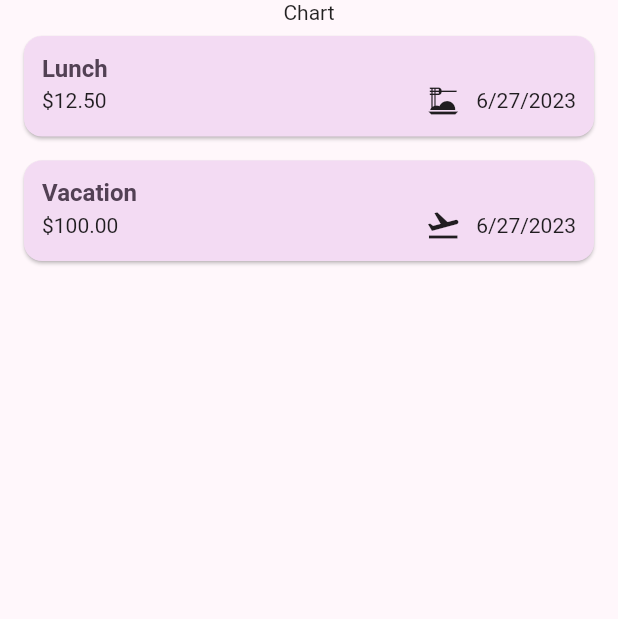
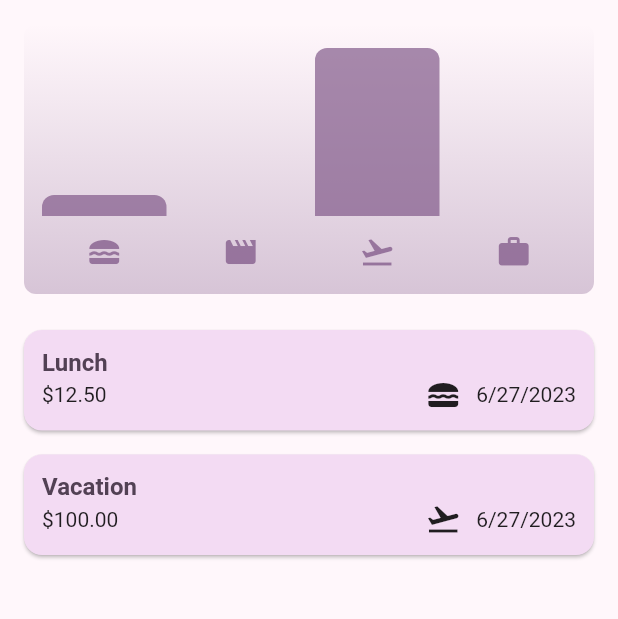
Before and after one commit to khwoat/flutter_course-expense_tracker_app, a Flutter app: the screen it shows after launch, on a phone screen of 412 x 824 dp, the part 84-703 px from its top. Run offline on Flutter 3.47's test engine with Material 2 defaults, Android fonts, the phone set to English and light mode, and no system bars.

Commit message:
Add darktheme and chart

```diff
--- a/lib/main.dart
+++ b/lib/main.dart
@@ -1,7 +1,12 @@
-import 'package:expense_tracker_app/pages/dashboard/dashboard_page.dart';
+import 'package:expense_tracker_app/widgets/dashboard_page.dart';
 import 'package:flutter/material.dart';
 
 final kColorScheme = ColorScheme.fromSeed(
+  seedColor: const Color.fromARGB(255, 160, 49, 193),
+);
+
+final kDarkColorScheme = ColorScheme.fromSeed(
+  brightness: Brightness.dark,
   seedColor: const Color.fromARGB(255, 160, 49, 193),
 );
 
@@ -48,6 +53,32 @@ class ExpenseTrackerApp extends StatelessWidget {
               ),
             ),
       ),
+      darkTheme: ThemeData.dark().copyWith(
+        colorScheme: kDarkColorScheme,
+        cardTheme: const CardTheme().copyWith(
+          color: kDarkColorScheme.secondaryContainer,
+          margin: const EdgeInsets.symmetric(
+            vertical: 8,
+            horizontal: 16,
+          ),
+        ),
+        elevatedButtonTheme: ElevatedButtonThemeData(
+          style: ElevatedButton.styleFrom(
+            backgroundColor: kDarkColorScheme.primaryContainer,
+            padding: const EdgeInsets.symmetric(
+              vertical: 5,
+              horizontal: 15,
+            ),
+          ),
+        ),
+        textTheme: ThemeData.dark().textTheme.copyWith(
+              titleLarge: TextStyle(
+                color: kDarkColorScheme.onSecondaryContainer,
+                fontWeight: FontWeight.bold,
+                fontSize: 16,
+              ),
+            ),
+      ),
     );
   }
 }
--- a/lib/models/expense.dart
+++ b/lib/models/expense.dart
@@ -9,7 +9,7 @@ const uuid = Uuid();
 enum Category { food, travel, leisure, work }
 
 const categoryIcons = {
-  Category.food: Icons.dinner_dining,
+  Category.food: Icons.lunch_dining,
   Category.travel: Icons.flight_takeoff,
   Category.leisure: Icons.movie,
   Category.work: Icons.work,
@@ -31,3 +31,28 @@ class Expense {
 
   String get formattedDate => formatter.format(date);
 }
+
+class ExpenseBucket {
+  const ExpenseBucket({
+    required this.category,
+    required this.expenses,
+  });
+
+  ExpenseBucket.forCategory(List<Expense> allExpenses, this.category)
+      : expenses = allExpenses
+            .where((expense) => expense.category == category)
+            .toList();
+
+  final Category category;
+  final List<Expense> expenses;
+
+  double get totalExpenses {
+    double sum = 0;
+
+    for (final expense in expenses) {
+      sum += expense.amount;
+    }
+
+    return sum;
+  }
+}
--- /dev/null
+++ b/lib/widgets/ chart/chart.dart
@@ -0,0 +1,95 @@
+import 'package:flutter/material.dart';
+
+import '../../models/expense.dart';
+import 'chart_bar.dart';
+
+class Chart extends StatelessWidget {
+  const Chart({super.key, required this.expenses});
+
+  final List<Expense> expenses;
+
+  List<ExpenseBucket> get buckets {
+    return [
+      ExpenseBucket.forCategory(expenses, Category.food),
+      ExpenseBucket.forCategory(expenses, Category.leisure),
+      ExpenseBucket.forCategory(expenses, Category.travel),
+      ExpenseBucket.forCategory(expenses, Category.work),
+    ];
+  }
+
+  double get maxTotalExpense {
+    double maxTotalExpense = 0;
+
+    for (final bucket in buckets) {
+      if (bucket.totalExpenses > maxTotalExpense) {
+        maxTotalExpense = bucket.totalExpenses;
+      }
+    }
+
+    return maxTotalExpense;
+  }
+
+  @override
+  Widget build(BuildContext context) {
+    final isDarkMode =
+        MediaQuery.of(context).platformBrightness == Brightness.dark;
+    return Container(
+      margin: const EdgeInsets.all(16),
+      padding: const EdgeInsets.symmetric(
+        vertical: 16,
+        horizontal: 8,
+      ),
+      width: double.infinity,
+      height: 180,
+      decoration: BoxDecoration(
+        borderRadius: BorderRadius.circular(8),
+        gradient: LinearGradient(
+          colors: [
+            Theme.of(context).colorScheme.primary.withOpacity(0.3),
+            Theme.of(context).colorScheme.primary.withOpacity(0.0)
+          ],
+          begin: Alignment.bottomCenter,
+          end: Alignment.topCenter,
+        ),
+      ),
+      child: Column(
+        children: [
+          Expanded(
+            child: Row(
+              crossAxisAlignment: CrossAxisAlignment.end,
+              children: [
+                for (final bucket in buckets) // alternative to map()
+                  ChartBar(
+                    fill: bucket.totalExpenses == 0
+                        ? 0
+                        : bucket.totalExpenses / maxTotalExpense,
+                  )
+              ],
+            ),
+          ),
+          const SizedBox(height: 12),
+          Row(
+            children: buckets
+                .map(
+                  (bucket) => Expanded(
+                    child: Padding(
+                      padding: const EdgeInsets.symmetric(horizontal: 4),
+                      child: Icon(
+                        categoryIcons[bucket.category],
+                        color: isDarkMode
+                            ? Theme.of(context).colorScheme.secondary
+                            : Theme.of(context)
+                                .colorScheme
+                                .primary
+                                .withOpacity(0.7),
+                      ),
+                    ),
+                  ),
+                )
+                .toList(),
+          )
+        ],
+      ),
+    );
+  }
+}
--- /dev/null
+++ b/lib/widgets/ chart/chart_bar.dart
@@ -0,0 +1,34 @@
+import 'package:flutter/material.dart';
+
+class ChartBar extends StatelessWidget {
+  const ChartBar({
+    super.key,
+    required this.fill,
+  });
+
+  final double fill;
+
+  @override
+  Widget build(BuildContext context) {
+    final isDarkMode =
+        MediaQuery.of(context).platformBrightness == Brightness.dark;
+    return Expanded(
+      child: Padding(
+        padding: const EdgeInsets.symmetric(horizontal: 4),
+        child: FractionallySizedBox(
+          heightFactor: fill,
+          child: DecoratedBox(
+            decoration: BoxDecoration(
+              shape: BoxShape.rectangle,
+              borderRadius:
+                  const BorderRadius.vertical(top: Radius.circular(8)),
+              color: isDarkMode
+                  ? Theme.of(context).colorScheme.secondary
+                  : Theme.of(context).colorScheme.primary.withOpacity(0.65),
+            ),
+          ),
+        ),
+      ),
+    );
+  }
+}
--- /dev/null
+++ b/lib/widgets/dashboard_page.dart
@@ -0,0 +1,94 @@
+import 'package:expense_tracker_app/models/expense.dart';
+import 'package:expense_tracker_app/widgets/%20chart/chart.dart';
+import 'package:expense_tracker_app/widgets/expense_adding.dart';
+import 'package:expense_tracker_app/widgets/expenses/expense_list.dart';
+import 'package:flutter/material.dart';
+
+class DashboardPage extends StatefulWidget {
+  const DashboardPage({super.key});
+
+  @override
+  State<DashboardPage> createState() => _DashboardPageState();
+}
+
+class _DashboardPageState extends State<DashboardPage> {
+  final _recordedExpense = [
+    Expense(
+      title: 'Lunch',
+      amount: 12.50,
+      date: DateTime.now(),
+      category: Category.food,
+    ),
+    Expense(
+      title: 'Vacation',
+      amount: 100,
+      date: DateTime.now(),
+      category: Category.travel,
+    ),
+  ];
+
+  void _openAddExpenseModal() {
+    showModalBottomSheet(
+      isScrollControlled: true,
+      context: context,
+      builder: (context) => ExpenseAdding(
+        onSave: _saveExpense,
+      ),
+    );
+  }
+
+  void _saveExpense(Expense expense) {
+    setState(() {
+      _recordedExpense.add(expense);
+    });
+  }
+
+  void _removeExpense(Expense expense) {
+    final expenseIndex = _recordedExpense.indexOf(expense);
+    setState(() {
+      _recordedExpense.remove(expense);
+    });
+
+    ScaffoldMessenger.of(context).clearSnackBars();
+    ScaffoldMessenger.of(context).showSnackBar(
+      SnackBar(
+        duration: const Duration(seconds: 3),
+        content: const Text('Expense removed'),
+        action: SnackBarAction(
+          onPressed: () {
+            setState(() {
+              _recordedExpense.insert(expenseIndex, expense);
+            });
+          },
+          label: 'Undo',
+        ),
+      ),
+    );
+  }
+
+  @override
+  Widget build(BuildContext context) {
+    return Scaffold(
+      appBar: AppBar(
+        title: const Text('Expense Tracker App'),
+        actions: [
+          IconButton(
+            onPressed: _openAddExpenseModal,
+            icon: const Icon(Icons.add),
+          ),
+        ],
+      ),
+      body: Column(
+        children: [
+          Chart(expenses: _recordedExpense),
+          Expanded(
+            child: ExpenseList(
+              expenses: _recordedExpense,
+              onRemove: _removeExpense,
+            ),
+          ),
+        ],
+      ),
+    );
+  }
+}
--- a/lib/pages/dashboard/dashboard_page.dart
+++ b/lib/widgets/expenses/dashboard_page.dart
@@ -1,6 +1,6 @@
 import 'package:expense_tracker_app/models/expense.dart';
-import 'package:expense_tracker_app/pages/dashboard/expense_adding.dart';
-import 'package:expense_tracker_app/pages/dashboard/expense_list.dart';
+import 'package:expense_tracker_app/widgets/expense_adding.dart';
+import 'package:expense_tracker_app/widgets/expenses/expense_list.dart';
 import 'package:flutter/material.dart';
 
 class DashboardPage extends StatefulWidget {
```
Also changed, not shown: lib/widgets/expense_adding.dart (renamed from lib/pages/dashboard/expense_adding.dart), lib/widgets/expenses/expense_item.dart (renamed from lib/pages/dashboard/expense_item.dart), lib/widgets/expenses/expense_list.dart (renamed from lib/pages/dashboard/expense_list.dart).
